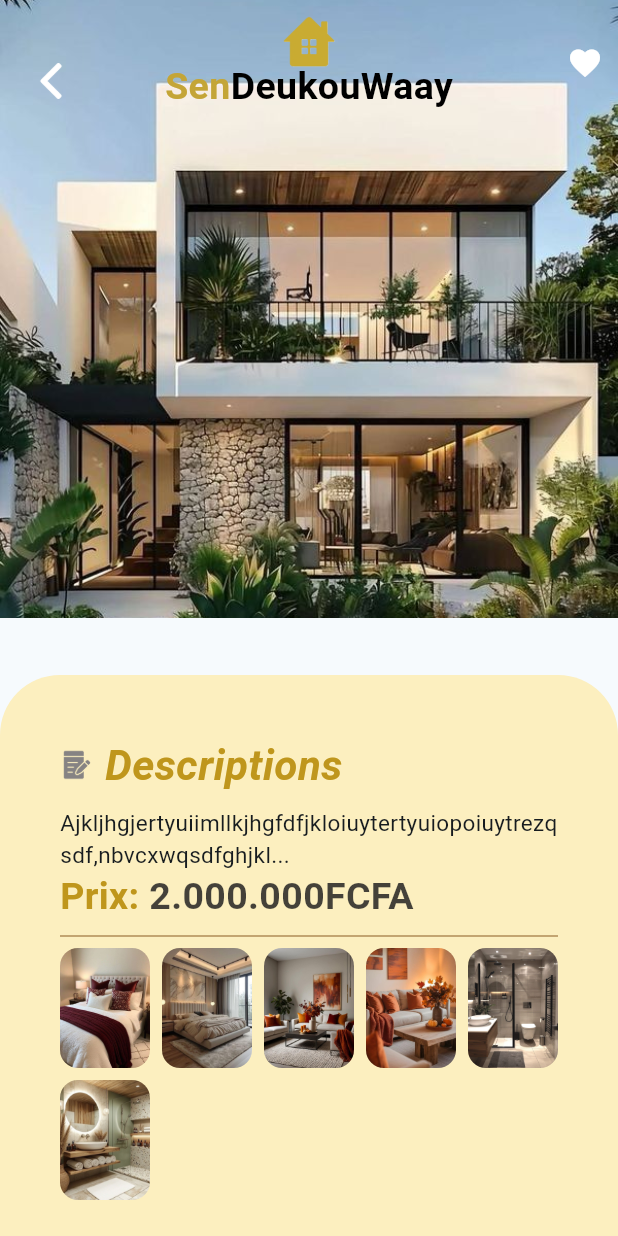
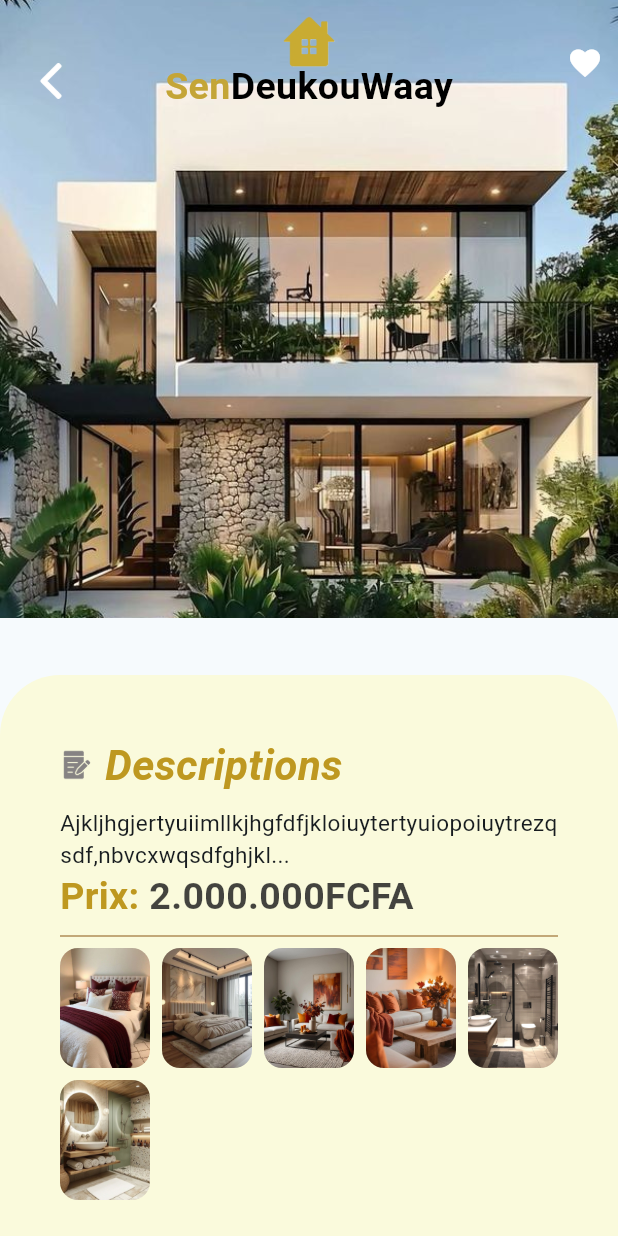
Before and after one commit to MarieJeanneMbodji/Projet_Flutter, a Flutter app: the Description screen opened directly, on a phone screen of 412 x 824 dp. Run offline on Flutter 3.47's test engine with Material 3 defaults, Android fonts, the light colour scheme and no system bars; our stand-ins replace image_picker.

Commit message:
mais à jour 2 après fusion

```diff
--- a/lib/Acceuil.dart
+++ b/lib/Acceuil.dart
@@ -83,7 +83,7 @@ class HomePage extends StatelessWidget {
                       context,
                       ville: "Saint-Louis",
                       imageUrl:
-                          "https://upload.wikimedia.org/wikipedia/commons/thumb/b/b6/Saintlouis_ile_pecheur.jpg/1024px-Saintlouis_ile_pecheur.jpg",
+                          "https://upload.wikimedia.org/wikipedia/commons/5/55/Saintlouis_pont_Faidherbe.jpg",
                       tags: ["Historique", "Fleuve", "Tourisme"],
                     ),
 
--- a/lib/roundCornerPannel.dart
+++ b/lib/roundCornerPannel.dart
@@ -13,7 +13,7 @@ class RoundCornerPannel extends StatelessWidget {
     return Container(
       padding: EdgeInsets.symmetric(vertical: 20, horizontal: 20),
       decoration: BoxDecoration(
-        color: const Color.fromARGB(244, 252, 238, 188),
+        color: const Color.fromARGB(255, 250, 250, 220),
         borderRadius: BorderRadius.only(
           topLeft: Radius.circular(40),
           topRight: Radius.circular(40),
```
Also changed, not shown: lib/maisonsPage.dart (+4 -4 lines), pubspec.yaml (+6 -4 lines).
